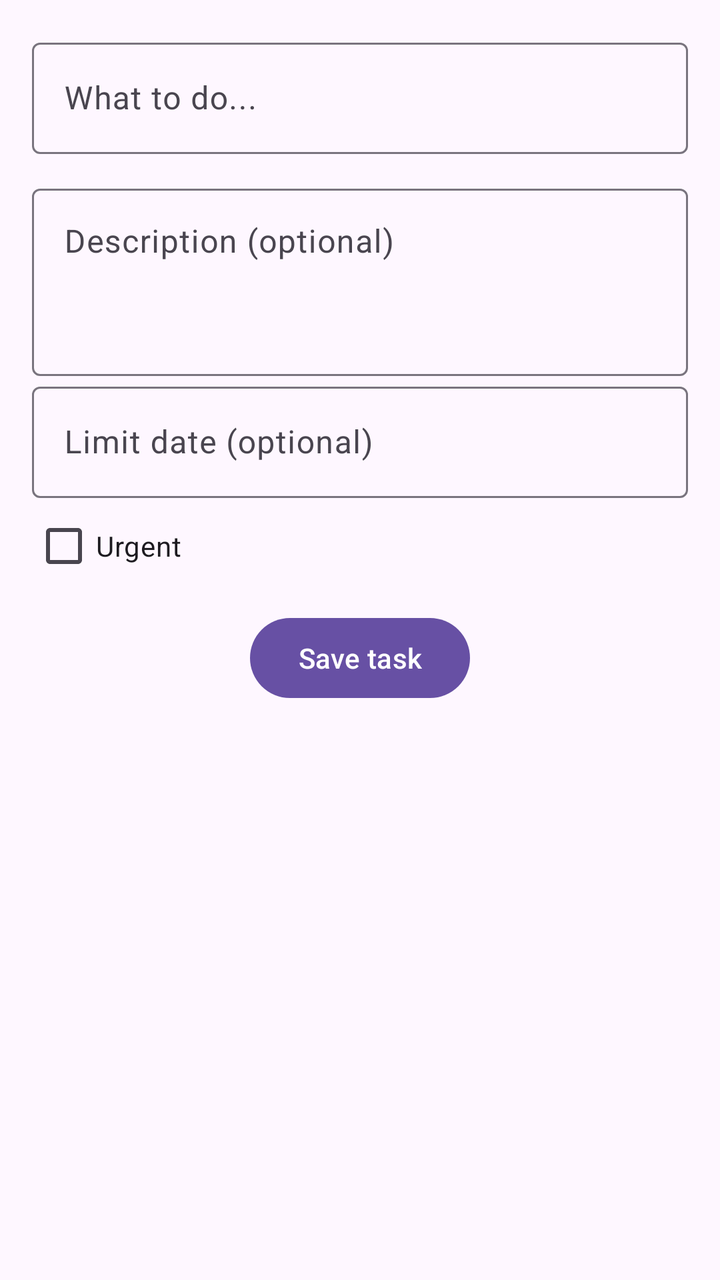
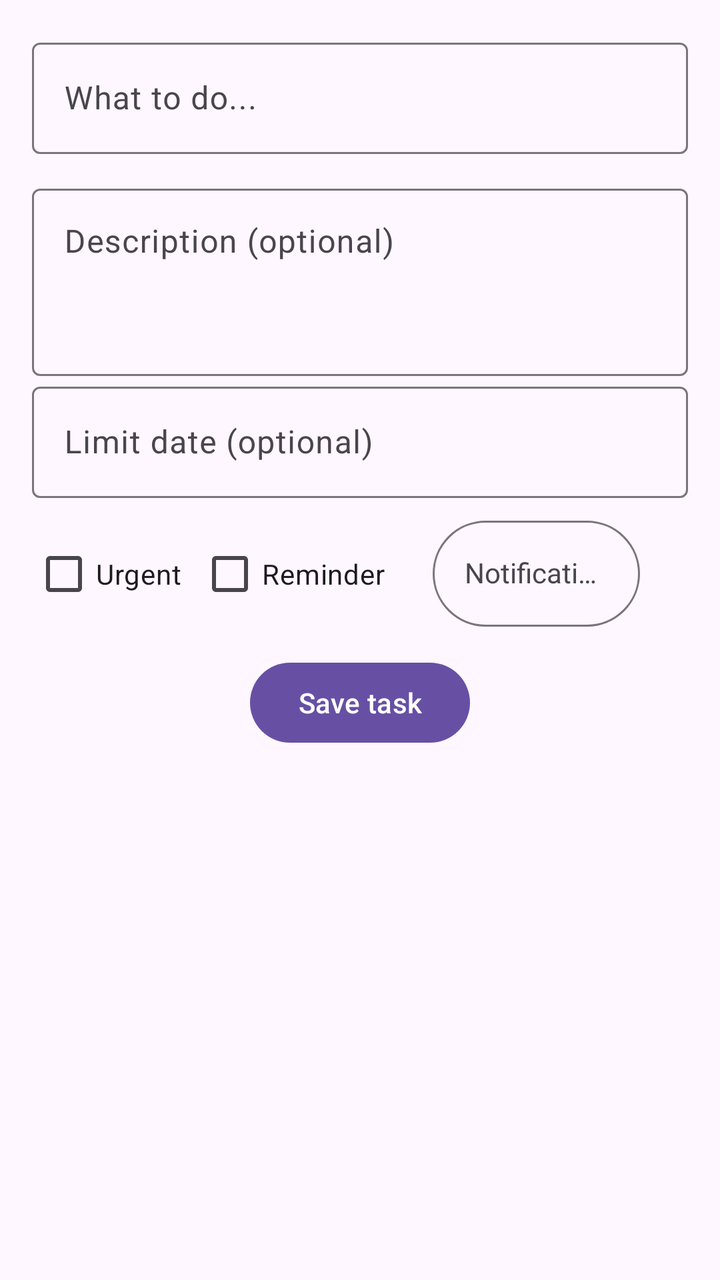

Compare the two renders of this Android layout. The source of the first and the diff that turns it into the second are given below.
<!-- AndroidManifest.xml: application theme Theme.TaskList -->
<!-- res/layout/activity_task_detail.xml -->
<?xml version="1.0" encoding="utf-8"?>
<androidx.constraintlayout.widget.ConstraintLayout xmlns:android="http://schemas.android.com/apk/res/android"
    xmlns:app="http://schemas.android.com/apk/res-auto"
    xmlns:tools="http://schemas.android.com/tools"
    android:id="@+id/main"
    android:layout_width="match_parent"
    android:layout_height="match_parent"
    tools:context=".activities.TaskDetailActivity">

    <LinearLayout
        android:layout_width="match_parent"
        android:layout_height="match_parent"
        android:orientation="vertical"
        android:padding="16dp">

    <com.google.android.material.textfield.TextInputLayout
        android:id="@+id/titleTextField"
        android:layout_width="match_parent"
        android:layout_height="wrap_content"
        android:hint="@string/hint_nameTask">

        <com.google.android.material.textfield.TextInputEditText
            android:layout_width="match_parent"
            android:layout_height="wrap_content"
            android:inputType="textCapSentences"
            />
    </com.google.android.material.textfield.TextInputLayout>
        <Space
            android:layout_width="match_parent"
            android:layout_height="12dp"/>

        <com.google.android.material.textfield.TextInputLayout
            android:id="@+id/descriptionTextField"
            android:layout_width="match_parent"
            android:layout_height="wrap_content"
            android:hint="@string/hint_descriptionTask">

            <com.google.android.material.textfield.TextInputEditText
                android:layout_width="match_parent"
                android:layout_height="wrap_content"
                android:maxLines="5"
                android:lines="3"
                android:gravity="top|start"
                android:inputType="textMultiLine|textCapSentences"/>

        </com.google.android.material.textfield.TextInputLayout>
        <com.google.android.material.textfield.TextInputLayout
            android:id="@+id/dateTextField"
            android:layout_width="match_parent"
            android:layout_height="wrap_content"
            app:endIconMode="clear_text"
            android:hint="@string/hint_limitDate">

            <com.google.android.material.textfield.TextInputEditText
                android:layout_width="match_parent"
                android:layout_height="wrap_content"
                android:clickable="true"
                android:inputType="none"/>

        </com.google.android.material.textfield.TextInputLayout>
        <CheckBox
            android:id="@+id/priorityCheckBox"
            android:layout_width="match_parent"
            android:layout_height="wrap_content"
            android:text="@string/urgent"/>
        <Button
            android:id="@+id/saveButton"
            android:layout_width="wrap_content"
            android:layout_height="wrap_content"
            android:text="@string/saveTask_button"
            android:layout_gravity="center_horizontal"
            android:layout_marginTop="8dp"/>

    </LinearLayout>

</androidx.constraintlayout.widget.ConstraintLayout>
<!-- resources referenced by this layout -->
<resources>
  <string name="hint_descriptionTask">Description (optional)</string>
  <string name="hint_limitDate">Limit date (optional)</string>
  <string name="hint_nameTask">What to do...</string>
  <string name="saveTask_button">Save task</string>
  <string name="urgent">Urgent</string>
  <style name="Theme.TaskList" parent="Base.Theme.TaskList" />
  <style name="Base.Theme.TaskList" parent="Theme.Material3.DayNight">
          
          
      </style>
</resources>

<!-- the commit's change to res/layout/activity_task_detail.xml (unified diff, before → after) -->
@@ -58,11 +58,45 @@
                 android:inputType="none"/>
 
         </com.google.android.material.textfield.TextInputLayout>
-        <CheckBox
-            android:id="@+id/priorityCheckBox"
+        <LinearLayout
             android:layout_width="match_parent"
             android:layout_height="wrap_content"
-            android:text="@string/urgent"/>
+            android:orientation="horizontal">
+
+            <CheckBox
+                android:id="@+id/priorityCheckBox"
+                android:layout_width="wrap_content"
+                android:layout_height="wrap_content"
+                android:text="@string/urgent"/>
+            <Space
+                android:layout_width="8dp"
+                android:layout_height="wrap_content"
+                />
+            <CheckBox
+                android:id="@+id/notificationCheckBox"
+                android:layout_width="wrap_content"
+                android:layout_height="wrap_content"
+                android:text="@string/reminder_checkBox"/>
+
+            <com.google.android.material.textfield.TextInputLayout
+                android:id="@+id/menuReminder"
+                style="?attr/materialButtonOutlinedStyle"
+                android:layout_width="0dp"
+                android:layout_height="wrap_content"
+                android:layout_weight="1"
+                android:hint="@string/hint_menu_reminder">
+
+                <AutoCompleteTextView
+                    android:layout_width="match_parent"
+                    android:layout_height="wrap_content"
+                    android:inputType="none"
+                    style="@style/Widget.Material3.TextInputLayout.OutlinedBox.ExposedDropdownMenu" />
+                   
+
+
+            </com.google.android.material.textfield.TextInputLayout>
+        </LinearLayout>
+
         <Button
             android:id="@+id/saveButton"
             android:layout_width="wrap_content"
<!-- resource entries referenced after the edit -->
@@ -2,7 +2,9 @@
 <resources>
   <string name="hint_descriptionTask">Description (optional)</string>
   <string name="hint_limitDate">Limit date (optional)</string>
+  <string name="hint_menu_reminder">Notification</string>
   <string name="hint_nameTask">What to do...</string>
+  <string name="reminder_checkBox">Reminder</string>
   <string name="saveTask_button">Save task</string>
   <string name="urgent">Urgent</string>
   <style name="Theme.TaskList" parent="Base.Theme.TaskList" />
